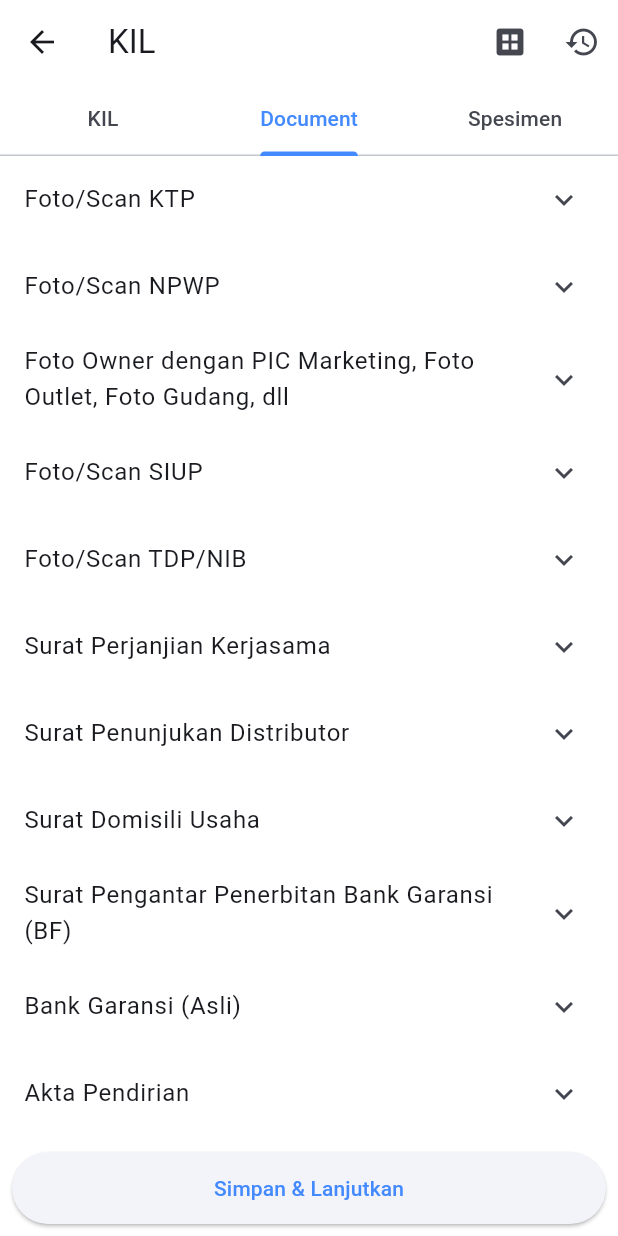
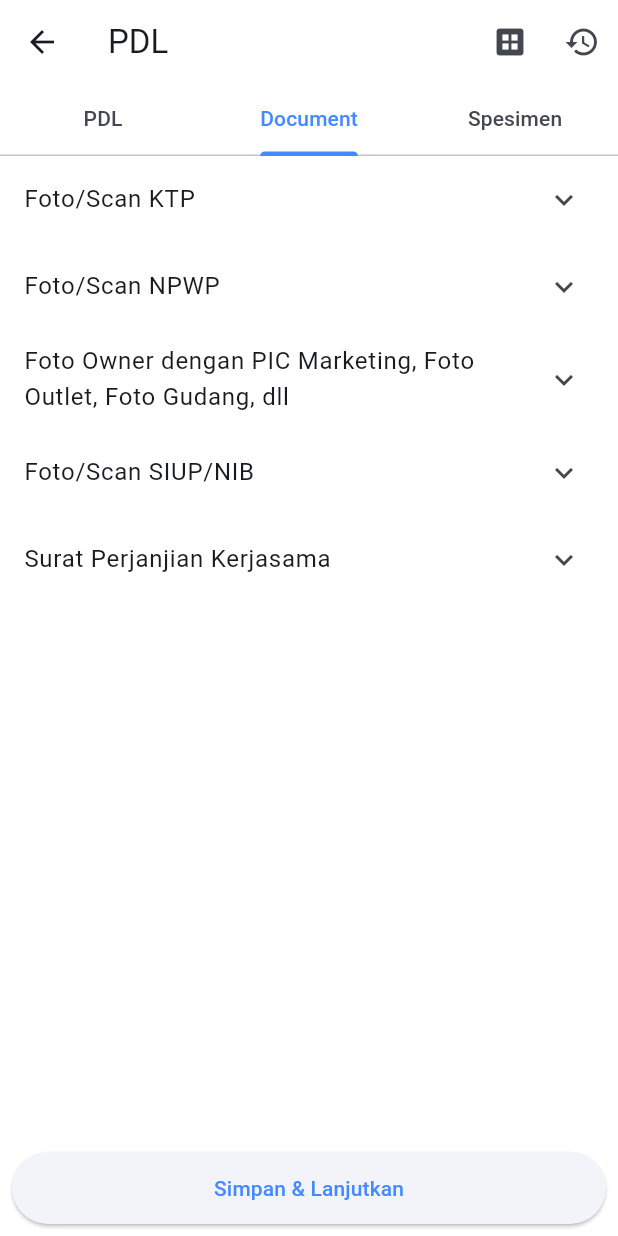
Before and after one commit to unichemserver/uapp, a Flutter app: the NooPage screen opened by its route, tab 2 chosen, on a phone screen of 412 x 824 dp. Run offline on Flutter 3.47's test engine with Material 3 defaults, Android fonts, the phone set to English and light mode, and no system bars; our stand-ins replace cached_network_image, camera, carousel_slider, connectivity_plus, dropdown_search, file_picker and 16 more; missing offline and left inert: android_alarm_manager_plus, device_apps, flutter_barcode_scanner, flutter_cached_pdfview, flutter_downloader, flutter_foreground_task and 6 more; accounts and stored records are empty.

Commit message:
revisi kil ke pdl

```diff
--- a/lib/modules/marketing/visitasi/noo/doc_form.dart
+++ b/lib/modules/marketing/visitasi/noo/doc_form.dart
@@ -97,7 +97,7 @@ class DocForm extends StatelessWidget {
                 ],
               ),
               ExpansionTile(
-                title: const Text('Foto/Scan SIUP'),
+                title: const Text('Foto/Scan SIUP/NIB'),
                 children: [
                   ImagePickerWidget(
                     imagePath: ctx.siupPath,
@@ -114,24 +114,7 @@ class DocForm extends StatelessWidget {
                   ),
                 ],
               ),
-              ExpansionTile(
-                title: const Text('Foto/Scan TDP/NIB'),
-                children: [
-                  ImagePickerWidget(
-                    imagePath: ctx.tdpPath,
-                    onImagePicked: (path) {
-                      ctx.tdpPath = path;
-                      ctx.updateDocument({'tdp': path});
-                      ctx.update();
-                    },
-                    onImageRemoved: () {
-                      ctx.tdpPath = '';
-                      ctx.deleteDocument('tdp');
-                      ctx.update();
-                    },
-                  ),
-                ],
-              ),
+
               ExpansionTile(
                 title: const Text('Surat Perjanjian Kerjasama'),
                 children: [
@@ -150,117 +133,117 @@ class DocForm extends StatelessWidget {
                   ),
                 ],
               ),
-              ExpansionTile(
-                title: const Text('Surat Penunjukan Distributor'),
-                children: [
-                  ImagePickerWidget(
-                    imagePath: ctx.suratDistributorPath,
-                    onImagePicked: (path) {
-                      ctx.suratDistributorPath = path;
-                      ctx.updateDocument(
-                          {'surat_penunjukan_distributor': path});
-                      ctx.update();
-                    },
-                    onImageRemoved: () {
-                      ctx.suratDistributorPath = '';
-                      ctx.deleteDocument('surat_penunjukan_distributor');
-                      ctx.update();
-                    },
-                  ),
-                ],
-              ),
-              ExpansionTile(
-                title: const Text('Surat Domisili Usaha'),
-                children: [
-                  ImagePickerWidget(
-                    imagePath: ctx.suratDomisiliUsahaPath,
-                    onImagePicked: (path) {
-                      ctx.suratDomisiliUsahaPath = path;
-                      ctx.updateDocument({'surat_domisili_usaha': path});
-                      ctx.update();
-                    },
-                    onImageRemoved: () {
-                      ctx.suratDomisiliUsahaPath = '';
-                      ctx.deleteDocument('surat_domisili_usaha');
-                      ctx.update();
-                    },
-                  ),
-                ],
-              ),
-              ExpansionTile(
-                title: const Text(
-                  'Surat Pengantar Penerbitan Bank Garansi (BF)',
-                ),
-                children: [
-                  ImagePickerWidget(
-                    imagePath: ctx.suratPenerbitanBankPath,
-                    onImagePicked: (path) {
-                      ctx.suratPenerbitanBankPath = path;
-                      ctx.updateDocument({'surat_penerbitan_bank': path});
-                      ctx.update();
-                    },
-                    onImageRemoved: () {
-                      ctx.suratPenerbitanBankPath = '';
-                      ctx.deleteDocument('surat_penerbitan_bank');
-                      ctx.update();
-                    },
-                  ),
-                ],
-              ),
-              ExpansionTile(
-                title: const Text('Bank Garansi (Asli)'),
-                children: [
-                  ImagePickerWidget(
-                    imagePath: ctx.suratBankGaransiPath,
-                    onImagePicked: (path) {
-                      ctx.suratBankGaransiPath = path;
-                      ctx.updateDocument({'surat_bank_garansi': path});
-                      ctx.update();
-                    },
-                    onImageRemoved: () {
-                      ctx.suratBankGaransiPath = '';
-                      ctx.deleteDocument('surat_bank_garansi');
-                      ctx.update();
-                    },
-                  ),
-                ],
-              ),
-              ExpansionTile(
-                title: const Text('Akta Pendirian'),
-                children: [
-                  ImagePickerWidget(
-                    imagePath: ctx.aktaPendirianPath,
-                    onImagePicked: (path) {
-                      ctx.aktaPendirianPath = path;
-                      ctx.updateDocument({'akta_pendirian': path});
-                      ctx.update();
-                    },
-                    onImageRemoved: () {
-                      ctx.aktaPendirianPath = '';
-                      ctx.deleteDocument('akta_pendirian');
-                      ctx.update();
-                    },
-                  ),
-                ],
-              ),
-              ExpansionTile(
-                title: const Text('Company Profile'),
-                children: [
-                  ImagePickerWidget(
-                    imagePath: ctx.companyProfilePath,
-                    onImagePicked: (path) {
-                      ctx.companyProfilePath = path;
-                      ctx.updateDocument({'company_profile': path});
-                      ctx.update();
-                    },
-                    onImageRemoved: () {
-                      ctx.companyProfilePath = '';
-                      ctx.deleteDocument('company_profile');
-                      ctx.update();
-                    },
-                  ),
-                ],
-              ),
+              // ExpansionTile(
+              //   title: const Text('Surat Penunjukan Distributor'),
+              //   children: [
+              //     ImagePickerWidget(
+              //       imagePath: ctx.suratDistributorPath,
+              //       onImagePicked: (path) {
+              //         ctx.suratDistributorPath = path;
+              //         ctx.updateDocument(
+              //             {'surat_penunjukan_distributor': path});
+              //         ctx.update();
+              //       },
+              //       onImageRemoved: () {
+              //         ctx.suratDistributorPath = '';
+              //         ctx.deleteDocument('surat_penunjukan_distributor');
+              //         ctx.update();
+              //       },
+              //     ),
+              //   ],
+              // ),
+              // ExpansionTile(
+              //   title: const Text('Surat Domisili Usaha'),
+              //   children: [
+              //     ImagePickerWidget(
+              //       imagePath: ctx.suratDomisiliUsahaPath,
+              //       onImagePicked: (path) {
+              //         ctx.suratDomisiliUsahaPath = path;
+              //         ctx.updateDocument({'surat_domisili_usaha': path});
+              //         ctx.update();
+              //       },
+              //       onImageRemoved: () {
+              //         ctx.suratDomisiliUsahaPath = '';
+              //         ctx.deleteDocument('surat_domisili_usaha');
+              //         ctx.update();
+              //       },
+              //     ),
+              //   ],
+              // ),
+              // ExpansionTile(
+              //   title: const Text(
+              //     'Surat Pengantar Penerbitan Bank Garansi (BF)',
+              //   ),
+              //   children: [
+              //     ImagePickerWidget(
+              //       imagePath: ctx.suratPenerbitanBankPath,
+              //       onImagePicked: (path) {
+              //         ctx.suratPenerbitanBankPath = path;
+              //         ctx.updateDocument({'surat_penerbitan_bank': path});
+              //         ctx.update();
+              //       },
+              //       onImageRemoved: () {
+              //         ctx.suratPenerbitanBankPath = '';
+              //         ctx.deleteDocument('surat_penerbitan_bank');
+              //         ctx.update();
+              //       },
+              //     ),
+              //   ],
+              // ),
+              // ExpansionTile(
+              //   title: const Text('Bank Garansi (Asli)'),
+              //   children: [
+              //     ImagePickerWidget(
+              //       imagePath: ctx.suratBankGaransiPath,
+              //       onImagePicked: (path) {
+              //         ctx.suratBankGaransiPath = path;
+              //         ctx.updateDocument({'surat_bank_garansi': path});
+              //         ctx.update();
+              //       },
+              //       onImageRemoved: () {
+              //         ctx.suratBankGaransiPath = '';
+              //         ctx.deleteDocument('surat_bank_garansi');
+              //         ctx.update();
+              //       },
+              //     ),
+              //   ],
+              // ),
+              // ExpansionTile(
+              //   title: const Text('Akta Pendirian'),
+              //   children: [
+              //     ImagePickerWidget(
+              //       imagePath: ctx.aktaPendirianPath,
+              //       onImagePicked: (path) {
+              //         ctx.aktaPendirianPath = path;
+              //         ctx.updateDocument({'akta_pendirian': path});
+              //         ctx.update();
+              //       },
+              //       onImageRemoved: () {
+              //         ctx.aktaPendirianPath = '';
+              //         ctx.deleteDocument('akta_pendirian');
+              //         ctx.update();
+              //       },
+              //     ),
+              //   ],
+              // ),
+              // ExpansionTile(
+              //   title: const Text('Company Profile'),
+              //   children: [
+              //     ImagePickerWidget(
+              //       imagePath: ctx.companyProfilePath,
+              //       onImagePicked: (path) {
+              //         ctx.companyProfilePath = path;
+              //         ctx.updateDocument({'company_profile': path});
+              //         ctx.update();
+              //       },
+              //       onImageRemoved: () {
+              //         ctx.companyProfilePath = '';
+              //         ctx.deleteDocument('company_profile');
+              //         ctx.update();
+              //       },
+              //     ),
+              //   ],
+              // ),
             ],
           );
         });
--- a/lib/modules/marketing/visitasi/noo/noo_page.dart
+++ b/lib/modules/marketing/visitasi/noo/noo_page.dart
@@ -82,7 +82,7 @@ class _NooPageState extends State<NooPage> {
           },
           child: Scaffold(
             appBar: AppBar(
-              title: const Text('KIL'),
+              title: const Text('PDL'),
               leading: IconButton(
                 onPressed: () {
                   showConfirmationDialog(ctx,context);
@@ -143,7 +143,7 @@ class _NooPageState extends State<NooPage> {
                         children: [
                           const TabBar(
                             tabs: [
-                              Tab(text: 'KIL'),
+                              Tab(text: 'PDL'),
                               Tab(text: 'Document'),
                               Tab(text: 'Spesimen')
                             ],
```
Also changed, not shown: lib/modules/marketing/pages/taking_order_page.dart (+0 -22 lines), lib/modules/marketing/visitasi/noo/widget/owner_information.dart (+0 -8 lines), lib/modules/marketing/widget/to_report_dialog.dart (+10 -1 lines).
